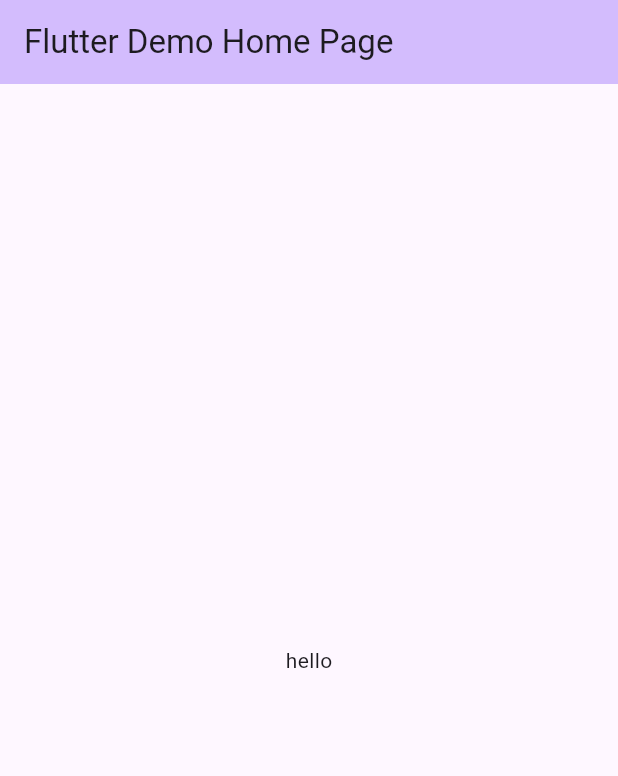
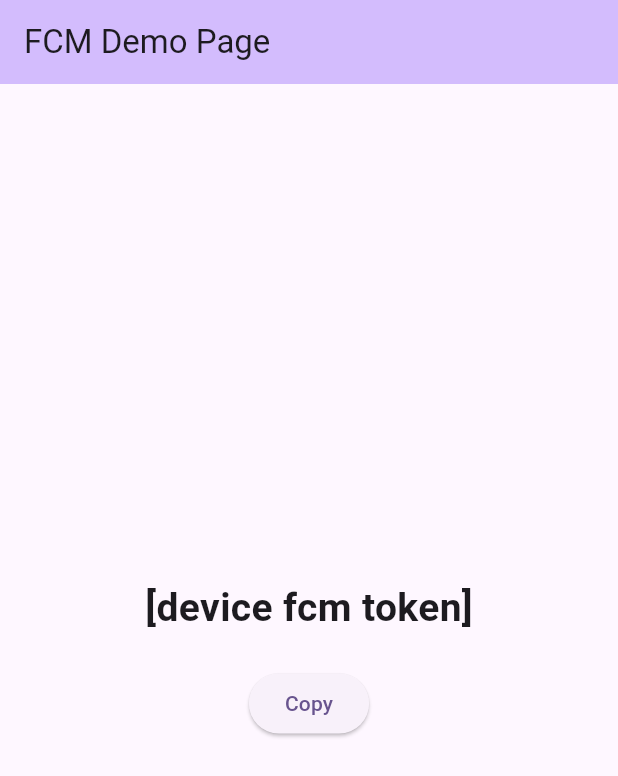
Before and after one commit to chhs2131/FlutterExample, a Flutter app: the screen it shows after launch, on a phone screen of 412 x 824 dp. Shown: the top 776 px of the screen. Run offline on Flutter 3.47's test engine with Material 2 defaults, Android fonts, the light colour scheme and no system bars; our stand-ins replace firebase_core, firebase_messaging; accounts and stored records are empty.

Commit message:
add(FcmExample): 테스트 메시지 수신 기능 확인

```diff
--- a/fcm_example/lib/main.dart
+++ b/fcm_example/lib/main.dart
@@ -1,4 +1,8 @@
+import 'package:fcm_example/firebase_options.dart';
+import 'package:firebase_core/firebase_core.dart';
+import 'package:firebase_messaging/firebase_messaging.dart';
 import 'package:flutter/material.dart';
+import 'package:flutter/services.dart';
 
 void main() {
   runApp(const MyApp());
@@ -11,12 +15,12 @@ class MyApp extends StatelessWidget {
   @override
   Widget build(BuildContext context) {
     return MaterialApp(
-      title: 'Flutter Demo',
+      title: 'FCM Test',
       theme: ThemeData(
         colorScheme: ColorScheme.fromSeed(seedColor: Colors.deepPurple),
         useMaterial3: true,
       ),
-      home: const MyHomePage(title: 'Flutter Demo Home Page'),
+      home: const MyHomePage(title: 'FCM Demo Page'),
     );
   }
 }
@@ -31,13 +35,54 @@ class MyHomePage extends StatefulWidget {
 }
 
 class _MyHomePageState extends State<MyHomePage> {
+  String fcmToken = "empty";
+
+  void initFirebase() async {
+    // firebase 초기화
+    await Firebase.initializeApp(
+      options: DefaultFirebaseOptions.currentPlatform,
+    );
+
+    // 기기 토큰 확인
+    fcmToken = await FirebaseMessaging.instance.getToken() ?? "empty";
+    print("fcmToken: ${fcmToken}");
+    setState(() {});
+  }
+
+  @override
+  void initState() {
+    super.initState();
+    initFirebase();
+  }
+
   @override
   Widget build(BuildContext context) {
     return Scaffold(
-        appBar: AppBar(
-          backgroundColor: Theme.of(context).colorScheme.inversePrimary,
-          title: Text(widget.title),
-        ),
-        body: const Center(child: Text("hello")));
+      appBar: AppBar(
+        backgroundColor: Theme.of(context).colorScheme.inversePrimary,
+        title: Text(widget.title),
+      ),
+      body: Column(
+        mainAxisAlignment: MainAxisAlignment.center,
+        children: [
+          const Center(
+            child: Text(
+              "[device fcm token]",
+              style: TextStyle(
+                fontSize: 26,
+                fontWeight: FontWeight.w600,
+              ),
+            ),
+          ),
+          Center(child: Text(fcmToken)),
+          ElevatedButton(  // 복사 버튼
+              onPressed: () {
+                Clipboard.setData(ClipboardData(text: fcmToken));
+              },
+              child: const Text("Copy"),
+          )
+        ],
+      ),
+    );
   }
 }
--- a/fcm_example/pubspec.yaml
+++ b/fcm_example/pubspec.yaml
@@ -35,6 +35,8 @@ dependencies:
   # The following adds the Cupertino Icons font to your application.
   # Use with the CupertinoIcons class for iOS style icons.
   cupertino_icons: ^1.0.2
+  firebase_core: ^2.13.1
+  firebase_messaging: ^14.6.2
 
 dev_dependencies:
   flutter_test:
```
Also changed, not shown: fcm_example/img_5.png (added), fcm_example/img_6.png (added), fcm_example/img_7.png (added), fcm_example/img_8.png (added), fcm_example/img_9.png (added), fcm_example/lib/firebase_options.dart (added), 1 other file.
